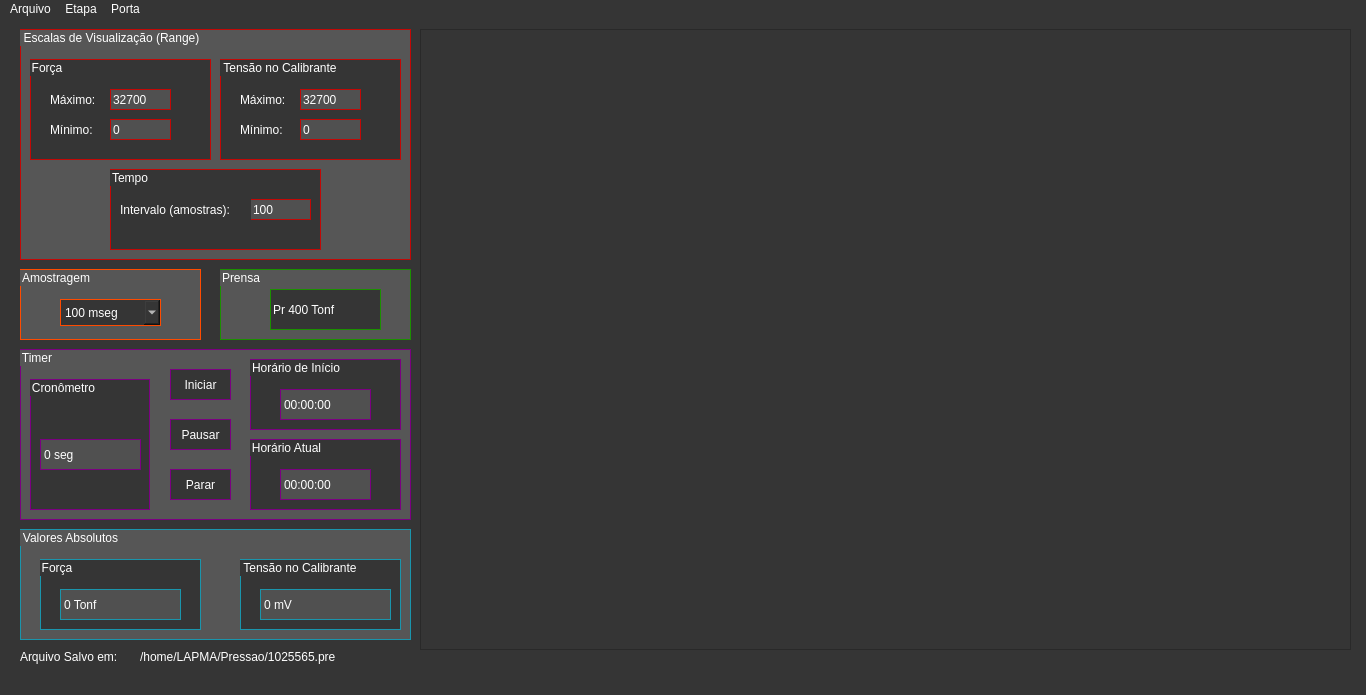
First picture: the form in Interface/Resources/CalibracaoP.ui, repository claudinoac/SADAPMAP, before the edit.
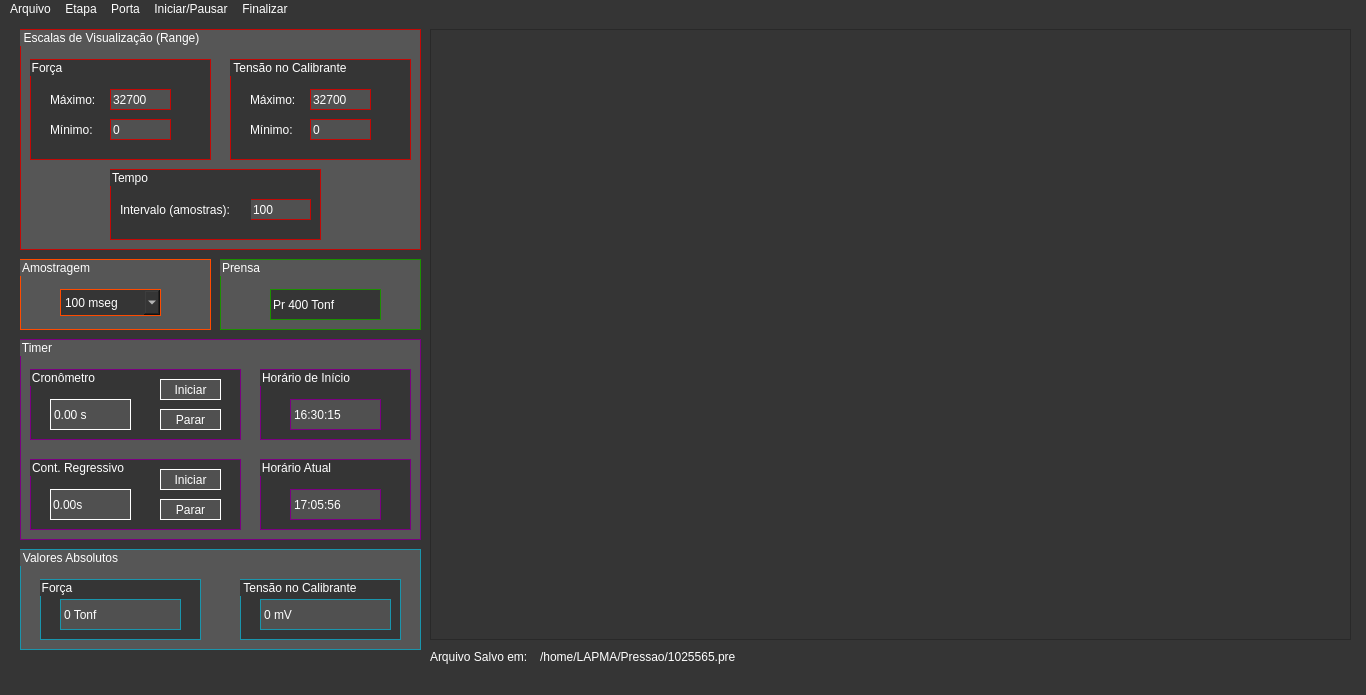
Second picture: the form after the edit.

Commit message: Padronização das interfaces e gráficos genéricos com n eixos

Patch:
```diff
--- a/Interface/Resources/CalibracaoP.ui
+++ b/Interface/Resources/CalibracaoP.ui
@@ -30,10 +30,10 @@
    <widget class="QGraphicsView" name="CentralGraph">
     <property name="geometry">
      <rect>
-      <x>420</x>
+      <x>430</x>
       <y>10</y>
-      <width>931</width>
-      <height>621</height>
+      <width>921</width>
+      <height>611</height>
      </rect>
     </property>
     <property name="sizePolicy">
@@ -60,8 +60,8 @@
      <rect>
       <x>20</x>
       <y>10</y>
-      <width>391</width>
-      <height>231</height>
+      <width>401</width>
+      <height>221</height>
      </rect>
     </property>
     <property name="toolTip">
@@ -175,7 +175,7 @@
     <widget class="QGroupBox" name="pressureBox">
      <property name="geometry">
       <rect>
-       <x>200</x>
+       <x>210</x>
        <y>30</y>
        <width>181</width>
        <height>101</height>
@@ -260,7 +260,7 @@
        <x>90</x>
        <y>140</y>
        <width>211</width>
-       <height>81</height>
+       <height>71</height>
       </rect>
      </property>
      <property name="styleSheet">
@@ -308,8 +308,8 @@
     <property name="geometry">
      <rect>
       <x>20</x>
-      <y>250</y>
-      <width>181</width>
+      <y>240</y>
+      <width>191</width>
       <height>71</height>
      </rect>
     </property>
@@ -380,179 +380,12 @@
      </item>
     </widget>
    </widget>
-   <widget class="QGroupBox" name="currentTimeBox">
-    <property name="geometry">
-     <rect>
-      <x>20</x>
-      <y>330</y>
-      <width>391</width>
-      <height>171</height>
-     </rect>
-    </property>
-    <property name="styleSheet">
-     <string notr="true">border:1px solid rgb(123, 0, 129);
-background-color: rgb(86, 86, 86);</string>
-    </property>
-    <property name="title">
-     <string>Timer</string>
-    </property>
-    <widget class="QPushButton" name="startTimerButton">
-     <property name="geometry">
-      <rect>
-       <x>150</x>
-       <y>20</y>
-       <width>61</width>
-       <height>31</height>
-      </rect>
-     </property>
-     <property name="styleSheet">
-      <string notr="true">background-color:rgb(53, 53, 53)</string>
-     </property>
-     <property name="text">
-      <string>Iniciar</string>
-     </property>
-    </widget>
-    <widget class="QGroupBox" name="screenTimerGBox">
-     <property name="geometry">
-      <rect>
-       <x>10</x>
-       <y>30</y>
-       <width>120</width>
-       <height>131</height>
-      </rect>
-     </property>
-     <property name="styleSheet">
-      <string notr="true">background-color:rgb(53, 53, 53)</string>
-     </property>
-     <property name="title">
-      <string>Cronômetro</string>
-     </property>
-     <widget class="QLabel" name="screenTimerLabel">
-      <property name="geometry">
-       <rect>
-        <x>10</x>
-        <y>60</y>
-        <width>101</width>
-        <height>31</height>
-       </rect>
-      </property>
-      <property name="styleSheet">
-       <string notr="true">background-color: rgb(80,80,80);
-color:rgb(255,255,255);
-font: 75 12pt &quot;Noto Serif&quot;;</string>
-      </property>
-      <property name="text">
-       <string>0 seg</string>
-      </property>
-     </widget>
-    </widget>
-    <widget class="QGroupBox" name="startTimeGBox">
-     <property name="geometry">
-      <rect>
-       <x>230</x>
-       <y>10</y>
-       <width>151</width>
-       <height>71</height>
-      </rect>
-     </property>
-     <property name="styleSheet">
-      <string notr="true">background-color:rgb(53, 53, 53)</string>
-     </property>
-     <property name="title">
-      <string>Horário de Início</string>
-     </property>
-     <widget class="QLabel" name="startTimeLabel">
-      <property name="geometry">
-       <rect>
-        <x>30</x>
-        <y>30</y>
-        <width>91</width>
-        <height>31</height>
-       </rect>
-      </property>
-      <property name="styleSheet">
-       <string notr="true">background-color: rgb(80,80,80);
-color:rgb(255,255,255);
-font: 14pt &quot;Noto Serif&quot;;</string>
-      </property>
-      <property name="text">
-       <string>00:00:00</string>
-      </property>
-     </widget>
-    </widget>
-    <widget class="QGroupBox" name="currentTimeGBox">
-     <property name="geometry">
-      <rect>
-       <x>230</x>
-       <y>90</y>
-       <width>151</width>
-       <height>71</height>
-      </rect>
-     </property>
-     <property name="styleSheet">
-      <string notr="true">background-color:rgb(53, 53, 53)</string>
-     </property>
-     <property name="title">
-      <string>Horário Atual</string>
-     </property>
-     <widget class="QLabel" name="currentTimeLabel">
-      <property name="geometry">
-       <rect>
-        <x>30</x>
-        <y>30</y>
-        <width>91</width>
-        <height>31</height>
-       </rect>
-      </property>
-      <property name="styleSheet">
-       <string notr="true">background-color: rgb(80,80,80);
-color:rgb(255,255,255);
-font: 14pt &quot;Noto Serif&quot;;</string>
-      </property>
-      <property name="text">
-       <string>00:00:00</string>
-      </property>
-     </widget>
-    </widget>
-    <widget class="QPushButton" name="stopTimerButton">
-     <property name="geometry">
-      <rect>
-       <x>150</x>
-       <y>120</y>
-       <width>61</width>
-       <height>31</height>
-      </rect>
-     </property>
-     <property name="styleSheet">
-      <string notr="true">background-color:rgb(53, 53, 53)</string>
-     </property>
-     <property name="text">
-      <string>Parar</string>
-     </property>
-    </widget>
-    <widget class="QPushButton" name="pauseTimerButton">
-     <property name="geometry">
-      <rect>
-       <x>150</x>
-       <y>70</y>
-       <width>61</width>
-       <height>31</height>
-      </rect>
-     </property>
-     <property name="styleSheet">
-      <string notr="true">background-color:rgb(53, 53, 53)</string>
-     </property>
-     <property name="text">
-      <string>Pausar</string>
-     </property>
-    </widget>
-   </widget>
    <widget class="QGroupBox" name="pressNameGBox">
     <property name="geometry">
      <rect>
       <x>220</x>
-      <y>250</y>
-      <width>191</width>
+      <y>240</y>
+      <width>201</width>
       <height>71</height>
      </rect>
     </property>
@@ -567,9 +400,9 @@
      <property name="geometry">
       <rect>
        <x>50</x>
-       <y>20</y>
+       <y>30</y>
        <width>111</width>
-       <height>41</height>
+       <height>31</height>
       </rect>
      </property>
      <property name="styleSheet">
@@ -586,9 +419,9 @@
     <property name="geometry">
      <rect>
       <x>20</x>
-      <y>510</y>
-      <width>391</width>
-      <height>111</height>
+      <y>530</y>
+      <width>401</width>
+      <height>101</height>
      </rect>
     </property>
     <property name="styleSheet">
@@ -604,7 +437,7 @@
        <x>20</x>
        <y>30</y>
        <width>161</width>
-       <height>71</height>
+       <height>61</height>
       </rect>
      </property>
      <property name="styleSheet">
@@ -617,7 +450,7 @@
       <property name="geometry">
        <rect>
         <x>20</x>
-        <y>30</y>
+        <y>20</y>
         <width>121</width>
         <height>31</height>
        </rect>
@@ -638,7 +471,7 @@
        <x>220</x>
        <y>30</y>
        <width>161</width>
-       <height>71</height>
+       <height>61</height>
       </rect>
      </property>
      <property name="styleSheet">
@@ -651,7 +484,7 @@
       <property name="geometry">
        <rect>
         <x>20</x>
-        <y>30</y>
+        <y>20</y>
         <width>131</width>
         <height>31</height>
        </rect>
@@ -670,7 +503,7 @@
    <widget class="QLabel" name="arquivoSalvoLabel">
     <property name="geometry">
      <rect>
-      <x>20</x>
+      <x>430</x>
       <y>630</y>
       <width>111</width>
       <height>16</height>
@@ -683,7 +516,7 @@
    <widget class="QLabel" name="arqSalvoLabel">
     <property name="geometry">
      <rect>
-      <x>140</x>
+      <x>540</x>
       <y>630</y>
       <width>241</width>
       <height>16</height>
@@ -693,6 +526,229 @@
      <string>/home/LAPMA/Pressao/1025565.pre</string>
     </property>
    </widget>
+   <widget class="QGroupBox" name="cronometroBox">
+    <property name="geometry">
+     <rect>
+      <x>20</x>
+      <y>320</y>
+      <width>401</width>
+      <height>201</height>
+     </rect>
+    </property>
+    <property name="styleSheet">
+     <string notr="true">background-color: rgb(86, 86, 86);
+border:1px solid rgb(123, 0, 129);</string>
+    </property>
+    <property name="title">
+     <string>Timer</string>
+    </property>
+    <widget class="QGroupBox" name="timerGBox">
+     <property name="geometry">
+      <rect>
+       <x>10</x>
+       <y>30</y>
+       <width>211</width>
+       <height>71</height>
+      </rect>
+     </property>
+     <property name="styleSheet">
+      <string notr="true">background-color:rgb(53, 53, 53)</string>
+     </property>
+     <property name="title">
+      <string>Cronômetro</string>
+     </property>
+     <widget class="QLabel" name="timerLabel">
+      <property name="geometry">
+       <rect>
+        <x>20</x>
+        <y>30</y>
+        <width>81</width>
+        <height>31</height>
+       </rect>
+      </property>
+      <property name="styleSheet">
+       <string notr="true">background-color: rgb(80,80,80);
+border: 1px solid rgb(255,255,255);
+color:rgb(255,255,255);
+font: 75 12pt &quot;Noto Serif&quot;;</string>
+      </property>
+      <property name="text">
+       <string>0.00 s</string>
+      </property>
+     </widget>
+     <widget class="QPushButton" name="startTimerButton">
+      <property name="geometry">
+       <rect>
+        <x>130</x>
+        <y>10</y>
+        <width>61</width>
+        <height>21</height>
+       </rect>
+      </property>
+      <property name="styleSheet">
+       <string notr="true">border: 1px solid rgb(255,255,255);
+background-color: rgb(80,80,80);</string>
+      </property>
+      <property name="text">
+       <string>Iniciar</string>
+      </property>
+     </widget>
+     <widget class="QPushButton" name="stopTimerButton">
+      <property name="geometry">
+       <rect>
+        <x>130</x>
+        <y>40</y>
+        <width>61</width>
+        <height>21</height>
+       </rect>
+      </property>
+      <property name="styleSheet">
+       <string notr="true">border: 1px solid rgb(255,255,255);
+background-color: rgb(80,80,80);</string>
+      </property>
+      <property name="text">
+       <string>Parar</string>
+      </property>
+     </widget>
+    </widget>
+    <widget class="QGroupBox" name="startTimeGBox">
+     <property name="geometry">
+      <rect>
+       <x>240</x>
+       <y>30</y>
+       <width>151</width>
+       <height>71</height>
+      </rect>
+     </property>
+     <property name="styleSheet">
+      <string notr="true">background-color:rgb(53, 53, 53)</string>
+     </property>
+     <property name="title">
+      <string>Horário de Início</string>
+     </property>
+     <widget class="QLabel" name="startTimeLabel">
+      <property name="geometry">
+       <rect>
+        <x>30</x>
+        <y>30</y>
+        <width>91</width>
+        <height>31</height>
+       </rect>
+      </property>
+      <property name="styleSheet">
+       <string notr="true">background-color:rgb(80, 80,80);
+color:rgb(255,255,255);
+font: 14pt &quot;Noto Serif&quot;;</string>
+      </property>
+      <property name="text">
+       <string>16:30:15</string>
+      </property>
+     </widget>
+    </widget>
+    <widget class="QGroupBox" name="currentTimeGBox">
+     <property name="geometry">
+      <rect>
+       <x>240</x>
+       <y>120</y>
+       <width>151</width>
+       <height>71</height>
+      </rect>
+     </property>
+     <property name="styleSheet">
+      <string notr="true">background-color:rgb(53, 53, 53)</string>
+     </property>
+     <property name="title">
+      <string>Horário Atual</string>
+     </property>
+     <widget class="QLabel" name="currentTimeLabel">
+      <property name="geometry">
+       <rect>
+        <x>30</x>
+        <y>30</y>
+        <width>91</width>
+        <height>31</height>
+       </rect>
+      </property>
+      <property name="styleSheet">
+       <string notr="true">background-color:rgb(80, 80,80);
+color:rgb(255,255,255);
+font: 14pt &quot;Noto Serif&quot;;</string>
+      </property>
+      <property name="text">
+       <string>17:05:56</string>
+      </property>
+     </widget>
+    </widget>
+    <widget class="QGroupBox" name="regTimerGBox">
+     <property name="geometry">
+      <rect>
+       <x>10</x>
+       <y>120</y>
+       <width>211</width>
+       <height>71</height>
+      </rect>
+     </property>
+     <property name="styleSheet">
+      <string notr="true">background-color:rgb(53, 53, 53)</string>
+     </property>
+     <property name="title">
+      <string>Cont. Regressivo</string>
+     </property>
+     <widget class="QPushButton" name="startRegTimerButton">
+      <property name="geometry">
+       <rect>
+        <x>130</x>
+        <y>10</y>
+        <width>61</width>
+        <height>21</height>
+       </rect>
+      </property>
+      <property name="styleSheet">
+       <string notr="true">border: 1px solid rgb(255,255,255);
+background-color: rgb(80,80,80);</string>
+      </property>
+      <property name="text">
+       <string>Iniciar</string>
+      </property>
+     </widget>
+     <widget class="QLineEdit" name="regTimerLabel">
+      <property name="geometry">
+       <rect>
+        <x>20</x>
+        <y>30</y>
+        <width>81</width>
+        <height>31</height>
+       </rect>
+      </property>
+      <property name="styleSheet">
+       <string notr="true">background-color: rgb(80,80,80);
+border: 1px solid rgb(255,255,255);
+color:rgb(255,255,255);
+font: 75 12pt &quot;Noto Serif&quot;;</string>
+      </property>
+      <property name="text">
+       <string>0.00s</string>
+      </property>
+     </widget>
+    </widget>
+    <widget class="QPushButton" name="stopRegTimerButton">
+     <property name="geometry">
+      <rect>
+       <x>140</x>
+       <y>160</y>
+       <width>61</width>
+       <height>21</height>
+      </rect>
+     </property>
+     <property name="styleSheet">
+      <string notr="true">background-color: rgb(80,80,80);
+border: 1px solid rgb(255,255,255);</string>
+     </property>
+     <property name="text">
+      <string>Parar</string>
+     </property>
+    </widget>
+   </widget>
   </widget>
   <widget class="QMenuBar" name="menuBar">
    <property name="geometry">
@@ -703,7 +759,7 @@
      <height>23</height>
     </rect>
    </property>
-   <widget class="QMenu" name="menuArquivo">
+   <widget class="QMenu" name="fileMenu">
     <property name="title">
      <string>Arquivo</string>
     </property>
@@ -711,7 +767,7 @@
     <addaction name="botaoSalvar"/>
     <addaction name="botaoSalvarComo"/>
    </widget>
-   <widget class="QMenu" name="menuEtapa">
+   <widget class="QMenu" name="stageMenu">
     <property name="title">
      <string>Etapa</string>
     </property>
@@ -719,14 +775,26 @@
     <addaction name="alternaCalibraT"/>
     <addaction name="alternaProc"/>
    </widget>
-   <widget class="QMenu" name="menuPorta">
+   <widget class="QMenu" name="serialMenu">
     <property name="title">
      <string>Porta</string>
     </property>
    </widget>
-   <addaction name="menuArquivo"/>
-   <addaction name="menuEtapa"/>
-   <addaction name="menuPorta"/>
+   <widget class="QMenu" name="playPauseButton">
+    <property name="title">
+     <string>Iniciar/Pausar</string>
+    </property>
+   </widget>
+   <widget class="QMenu" name="finalizeButton">
+    <property name="title">
+     <string>Finalizar</string>
+    </property>
+   </widget>
+   <addaction name="fileMenu"/>
+   <addaction name="stageMenu"/>
+   <addaction name="serialMenu"/>
+   <addaction name="playPauseButton"/>
+   <addaction name="finalizeButton"/>
   </widget>
   <widget class="QStatusBar" name="menuStatusBar"/>
   <action name="alternaCalibraP">
```
Left out of the diff: 12 changed lines with no effect on the pictures. The commit also changes 7 other files.
